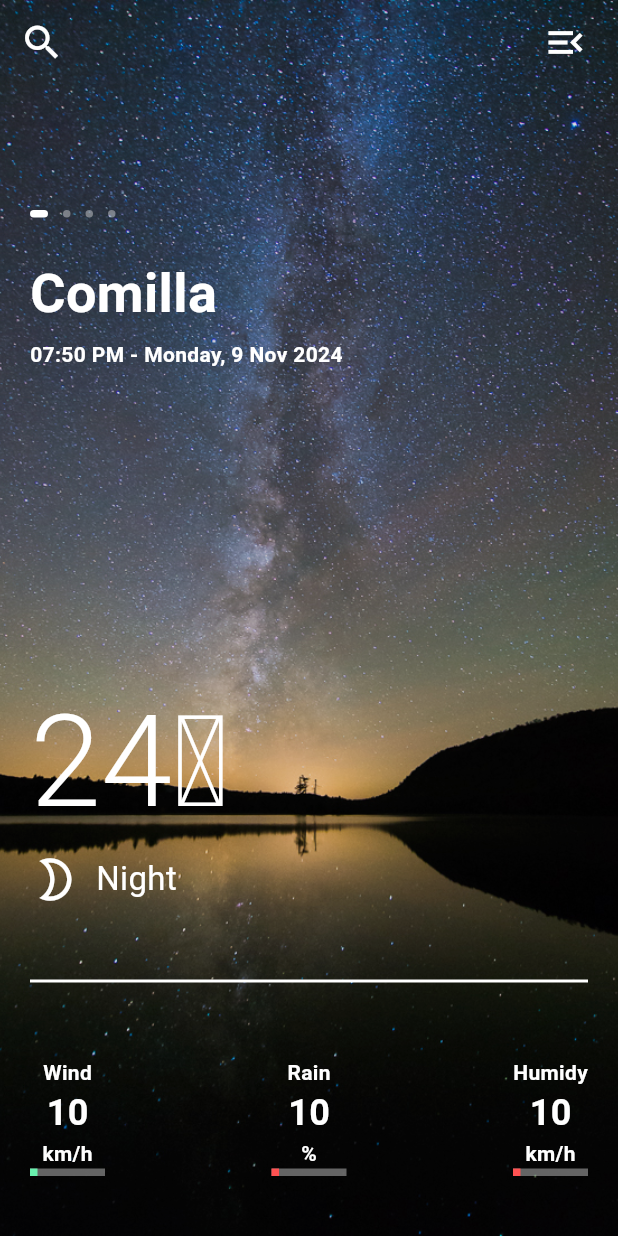
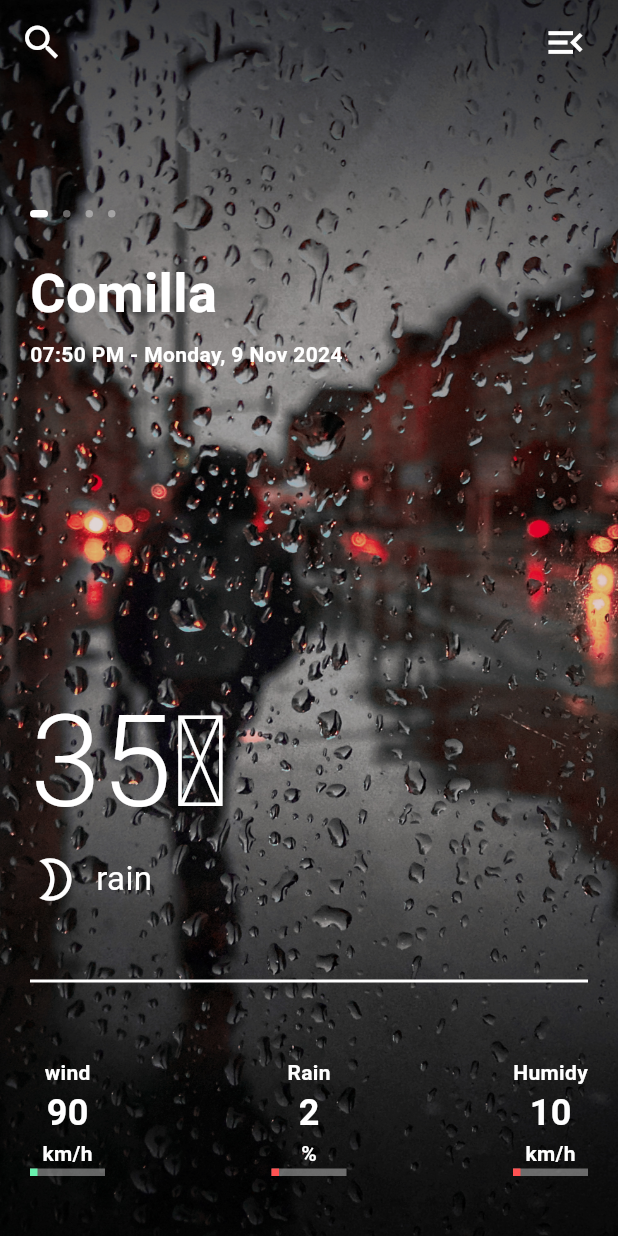
Before and after one commit to kakamrulhasan/Weath-App, a Flutter app: the screen it shows after launch, on a phone screen of 412 x 824 dp. Run offline on Flutter 3.47's test engine with Material 3 defaults, Android fonts, the phone set to English and light mode, and no system bars.

Commit message:
add_images

```diff
--- a/lib/single_weather.dart
+++ b/lib/single_weather.dart
@@ -47,7 +47,7 @@ class SingleWeather extends StatelessWidget {
                   crossAxisAlignment: CrossAxisAlignment.start,
                   children: [
                     Text(
-                      '24\u2103',
+                      locationList[index].temparature,
                       style: TextStyle(
                         color: Colors.white,
                         fontSize: 85,
@@ -65,7 +65,7 @@ class SingleWeather extends StatelessWidget {
                           width: 10,
                         ),
                         Text(
-                          'Night',
+                          locationList[index].weatherType,
                           style: TextStyle(
                             color: Colors.white,
                             fontSize: 22,
@@ -93,7 +93,7 @@ class SingleWeather extends StatelessWidget {
                     Column(
                       children: [
                         Text(
-                          'Wind',
+                          'wind',
                           style: TextStyle(
                             color: Colors.white,
                             fontSize: 14,
@@ -101,7 +101,7 @@ class SingleWeather extends StatelessWidget {
                           ),
                         ),
                         Text(
-                          '10',
+                          locationList[index].wind.toString(),
                           style: TextStyle(
                             fontWeight: FontWeight.bold,
                             color: Colors.white,
@@ -142,7 +142,7 @@ class SingleWeather extends StatelessWidget {
                           ),
                         ),
                         Text(
-                          '10',
+                          locationList[index].rain.toString(),
                           style: TextStyle(
                             fontWeight: FontWeight.bold,
                             color: Colors.white,
@@ -183,7 +183,7 @@ class SingleWeather extends StatelessWidget {
                           ),
                         ),
                         Text(
-                          '10',
+                          locationList[index].humidity.toString(),
                           style: TextStyle(
                             fontWeight: FontWeight.bold,
                             color: Colors.white,
--- a/lib/weather_app.dart
+++ b/lib/weather_app.dart
@@ -1,4 +1,5 @@
 import 'package:flutter/material.dart';
+import 'package:flutter/widgets.dart';
 import 'package:flutter_application_31/single_weather.dart';
 import 'package:flutter_application_31/slider_dot.dart';
 import 'package:flutter_application_31/weather_locations.dart';
@@ -22,8 +23,12 @@ class _WeatherAppState extends State<WeatherApp> {
   @override
   Widget build(BuildContext context) {
     String bgImg;
-    if (locationList[_currentPage].weatherType == 'Night') {
-      bgImg = 'assets/night.jpg';
+    if (locationList[_currentPage].weatherType == 'sunny') {
+      bgImg = 'assets/sunny.jpg';
+    } else if (locationList[_currentPage].weatherType == 'Haze') {
+      bgImg = 'assets/winter.jpg';
+    } else if (locationList[_currentPage].weatherType == 'rain') {
+      bgImg = 'assets/rains.jpg';
     } else {
       bgImg = 'assets/galaxy.jpeg';
     }
--- a/lib/weather_locations.dart
+++ b/lib/weather_locations.dart
@@ -20,8 +20,8 @@ final locationList = [
       iconUrl: 'assets/night.jpg',
       rain: 2,
       temparature: '35\u2103',
-      weatherType: 'Night',
-      wind: 10),
+      weatherType: 'rain',
+      wind: 90),
   WeatherLocations(
       city: 'New York',
       dateTime: '07:50 AM - Monday, 10 Nov 2024',
@@ -30,23 +30,23 @@ final locationList = [
       rain: 2,
       temparature: '15\u2103',
       weatherType: 'Cloudy',
-      wind: 8),
+      wind: 80),
   WeatherLocations(
       city: 'Chaina',
       dateTime: '11:50 PM - Monday, 9 Nov 2024',
       humidity: 10,
-      iconUrl: 'assets/night.jpg',
+      iconUrl: 'assets/galaxy.jpeg',
       rain: 2,
       temparature: '22\u2103',
-      weatherType: 'Day',
-      wind: 10),
+      weatherType: 'sunny',
+      wind: 20),
   WeatherLocations(
       city: 'Delhi',
       dateTime: '08:20 PM - Monday, 9 Nov 2024',
       humidity: 10,
-      iconUrl: 'assets/galaxy.jpeg',
+      iconUrl: 'assets/winter.jpeg',
       rain: 2,
       temparature: '40\u2103',
-      weatherType: 'Night',
-      wind: 10),
+      weatherType: 'Haze',
+      wind: 30),
 ];
--- a/pubspec.yaml
+++ b/pubspec.yaml
@@ -9,6 +9,7 @@ environment:
 dependencies:
   flutter:
     sdk: flutter
+  another_transformer_page_view: ^2.0.1
 
 dev_dependencies:
   flutter_test:
```
Also changed, not shown: assets/rain.jpg (added), assets/rains.jpg (added), assets/sunny.jpg (added), assets/winter.jpg (added), pubspec.lock.
